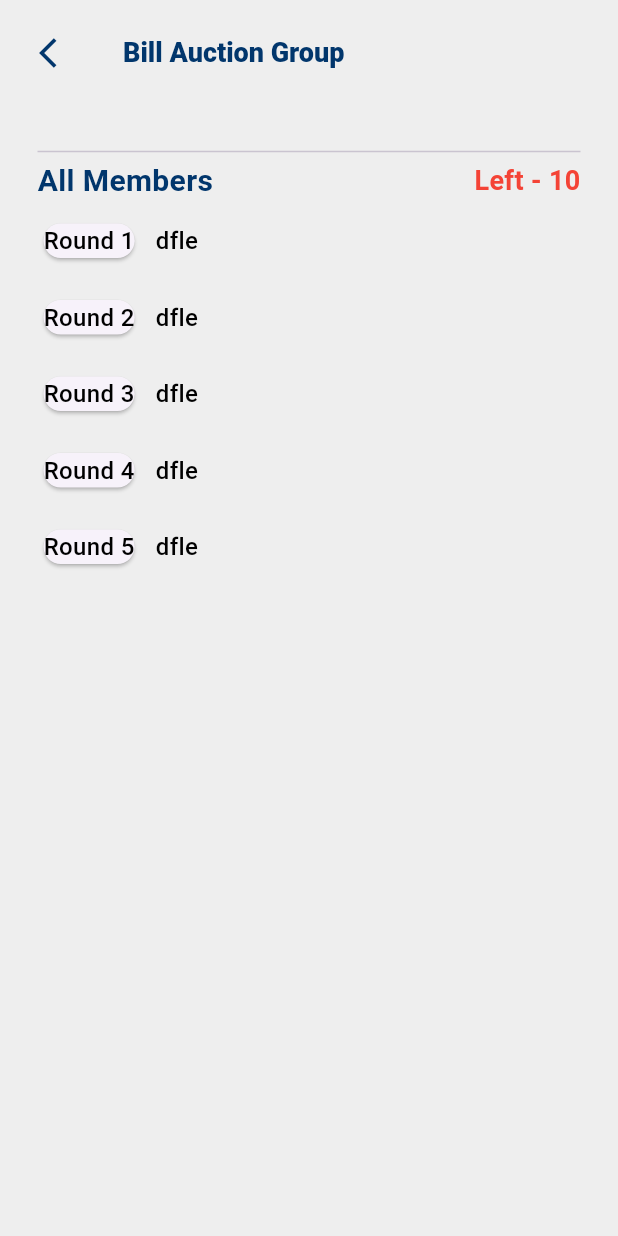
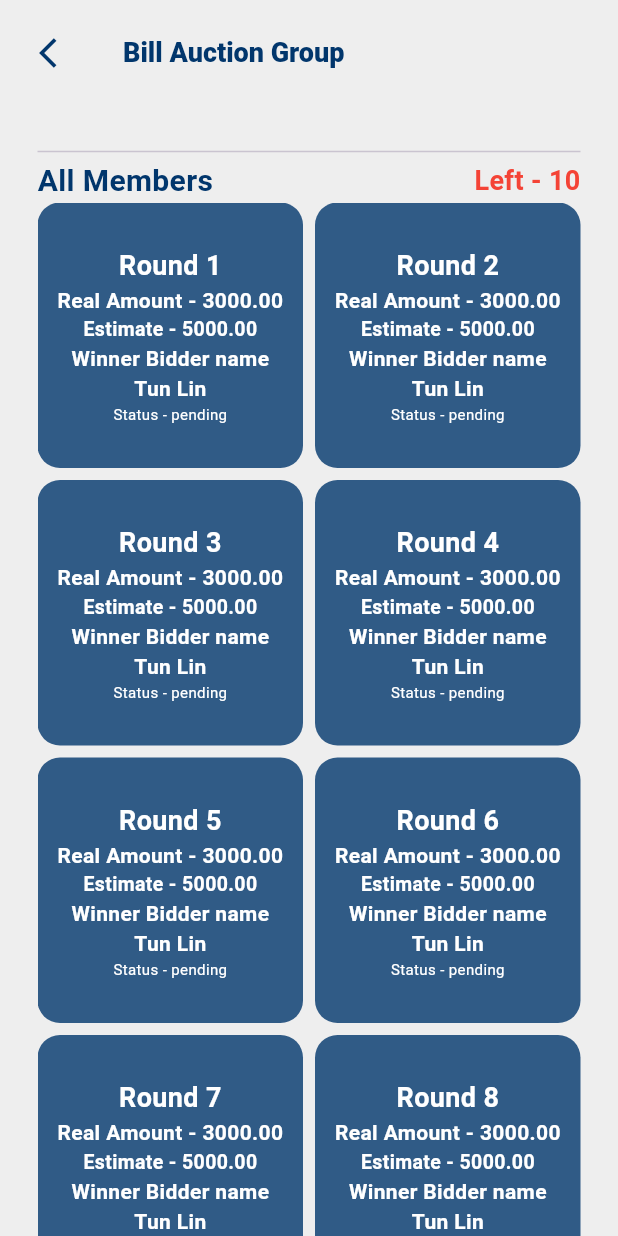
Before and after one commit to NathanMyanmar2023/mobile_fintech_nathan, a Flutter app: the BillAuctionJoinedScreen screen opened directly with empty values, on a phone screen of 412 x 824 dp. Run offline on Flutter 3.47's test engine with Material 3 defaults, Android fonts, the phone set to English and light mode, and no system bars; our stand-ins replace cached_network_image, country_code_picker, dio, flutter_spinkit, flutter_svg, fluttericon and 11 more; missing offline and left inert: flag, flutter_app_version_checker, flutter_launcher_icons, flutter_mdetect, rabbit_converter; accounts and stored records are empty; generated files the repository leaves out were written again; network calls fail.

Commit message:
making ui of round for auction

```diff
--- /dev/null
+++ b/lib/bloc/money_market/auction_round_bloc.dart
@@ -0,0 +1,22 @@
+import 'package:nathan_app/helpers/base_network.dart';
+import 'package:nathan_app/helpers/response_ob.dart';
+import 'package:nathan_app/objects/deposit/payment_method_ob.dart';
+import 'package:nathan_app/models/utils/app_constants.dart';
+import 'package:rxdart/subjects.dart';
+
+class AuctionRoundBloc extends BaseNetwork {
+  PublishSubject<ResponseOb> auctionRoundController = PublishSubject();
+  Stream<ResponseOb> auctionRoundStream() => auctionRoundController.stream;
+
+  getAuctionRound(int auctionId) async {
+    getReq("$GET_AUCTION_ROUND$auctionId",
+        onDataCallBack: (ResponseOb resp) {
+          if (resp.success == true) {
+            resp.data = PaymentMethodOb.fromJson(resp.data);
+          }
+          auctionRoundController.sink.add(resp);
+        }, errorCallBack: (ResponseOb resp) {
+          auctionRoundController.sink.add(resp);
+        });
+  }
+}
--- a/lib/config/config.dart
+++ b/lib/config/config.dart
@@ -4,7 +4,7 @@ class Config {
   static const httpRequestTimeout = 15;
 
   /// Production
-  static const releaseVersion = "1.0.4";
+  static const releaseVersion = "1.0.5";
  //  static const String productionUrl = "https://nathanfintech.com/";
 
   /// uat testing
--- a/lib/models/utils/app_constants.dart
+++ b/lib/models/utils/app_constants.dart
@@ -74,6 +74,7 @@ const GET_BILL_AUCTION = "${API_URL}bill-auction-market";
 const GET_AUCTION_RULE = "${API_URL}bill-auction-market/insterest-user";
 const GET_AUCTION_DETAIL = "${API_URL}bill-auction-market/detail/";
 const REQUEST_LEAVE_AUCTION = "${API_URL}bill-auction-market/leave-user/";
+const GET_AUCTION_ROUND = "${API_URL}bill-auction-market/round-list/";
 
 //Ecommerce
 const GET_PRODUCTS = "${API_URL}products";
--- /dev/null
+++ b/lib/objects/money_market/auction_round_ob.dart
@@ -0,0 +1,79 @@
+
+class AuctionRoundOb {
+  AuctionRoundOb({
+      this.data,});
+
+  AuctionRoundOb.fromJson(dynamic json) {
+    if (json['data'] != null) {
+      data = [];
+      json['data'].forEach((v) {
+        data?.add(Data.fromJson(v));
+      });
+    }
+  }
+  List<Data>? data;
+
+  Map<String, dynamic> toJson() {
+    final map = <String, dynamic>{};
+    if (data != null) {
+      map['data'] = data?.map((v) => v.toJson()).toList();
+    }
+    return map;
+  }
+}
+class Data {
+  Data({
+    this.id,
+    this.roundNumber,
+    this.userId,
+    this.auctionId,
+    this.baseAmount,
+    this.realAmount,
+    this.monthPosition,
+    this.monthFinished,
+    this.isDone,
+    this.currentTime,
+    this.createdAt,});
+
+  Data.fromJson(dynamic json) {
+    id = json['id'];
+    roundNumber = json['roundNumber'];
+    userId = json['user_id'];
+    auctionId = json['auction_id'];
+    baseAmount = json['base_amount'];
+    realAmount = json['real_amount'];
+    monthPosition = json['month_position'];
+    monthFinished = json['monthFinished'];
+    isDone = json['is_done'];
+    currentTime = json['currentTime'];
+    createdAt = json['created_at'];
+  }
+  int? id;
+  String? roundNumber;
+  int? userId;
+  int? auctionId;
+  int? baseAmount;
+  int? realAmount;
+  int? monthPosition;
+  String? monthFinished;
+  int? isDone;
+  String? currentTime;
+  String? createdAt;
+
+  Map<String, dynamic> toJson() {
+    final map = <String, dynamic>{};
+    map['id'] = id;
+    map['roundNumber'] = roundNumber;
+    map['user_id'] = userId;
+    map['auction_id'] = auctionId;
+    map['base_amount'] = baseAmount;
+    map['real_amount'] = realAmount;
+    map['month_position'] = monthPosition;
+    map['monthFinished'] = monthFinished;
+    map['is_done'] = isDone;
+    map['currentTime'] = currentTime;
+    map['created_at'] = createdAt;
+    return map;
+  }
+
+}
--- a/lib/views/pages/home_page.dart
+++ b/lib/views/pages/home_page.dart
@@ -13,6 +13,7 @@ import 'package:nathan_app/views/screens/exchange/exchange_screen.dart';
 import 'package:nathan_app/views/screens/investment/select_investment_screen.dart';
 import 'package:nathan_app/views/screens/kyc/kyc_screen.dart';
 import 'package:nathan_app/views/screens/main_screen.dart';
+import 'package:nathan_app/views/screens/money_market/test_money_screen.dart';
 import 'package:nathan_app/views/screens/transfer/transfer_screen.dart';
 import 'package:nathan_app/views/screens/welcome_screen.dart';
 import 'package:nathan_app/views/widgets/main_menu_button_widget.dart';
--- a/lib/views/screens/money_market/auction_round/auction_round_view.dart
+++ b/lib/views/screens/money_market/auction_round/auction_round_view.dart
@@ -1,11 +1,17 @@
 import 'package:flutter/material.dart';
+import 'package:flutter_spinkit/flutter_spinkit.dart';
+import 'package:nathan_app/objects/money_market/Auction_round_ob.dart';
+import 'package:nathan_app/views/screens/money_market/auction_round/round_detail_screen.dart';
 
+import '../../../../bloc/money_market/auction_round_bloc.dart';
+import '../../../../helpers/response_ob.dart';
 import '../../../../resources/colors.dart';
 import '../../../../widgets/nathan_text_view.dart';
 
 
 class AuctionRoundView extends StatefulWidget {
-  const AuctionRoundView({Key? key}) : super(key: key);
+  final int autionId;
+  const AuctionRoundView({Key? key, required this.autionId}) : super(key: key);
 
   @override
   State<AuctionRoundView> createState() => _AuctionRoundViewState();
@@ -13,41 +19,98 @@ class AuctionRoundView extends StatefulWidget {
 
 class _AuctionRoundViewState extends State<AuctionRoundView> {
   final scroll_controller = ScrollController();
+  bool isLoading = true;
+
+
+  final _auctionRound_bloc = AuctionRoundBloc();
+  late Stream<ResponseOb> _auctionRound_stream;
+
+  //payment metnod list
+  List auctionRoundList = [];
+  @override
+  void initState() {
+    // TODO: implement initState
+    super.initState();
+
+    _auctionRound_stream = _auctionRound_bloc.auctionRoundStream();
+    _auctionRound_stream.listen((ResponseOb resp) {
+      if (resp.success) {
+        auctionRoundList = (resp.data as AuctionRoundOb).data ?? [];
+        print("auctionRoundList ${auctionRoundList.length}");
+      } else {
+        print("error");
+      }
+      setState(() {
+        isLoading = false;
+      });
+    });
+  //  _auctionRound_bloc.getAuctionRound(widget.autionId);
+  }
+
   @override
   Widget build(BuildContext context) {
-    return Wrap(
-      children: [
-        ListView.builder(
-          controller: scroll_controller,
-          itemCount: 5,
-          shrinkWrap: true,
-          itemBuilder: (BuildContext context, index) {
-            return Padding(
-              padding: const EdgeInsets.symmetric(vertical: 10),
-              child: Row(
-                crossAxisAlignment: CrossAxisAlignment.center,
-                mainAxisAlignment: MainAxisAlignment.spaceBetween,
-                children: [
-                  Expanded(
-                    child: Row(
-                      crossAxisAlignment: CrossAxisAlignment.center,
-                      mainAxisAlignment: MainAxisAlignment.start,
+
+    return
+      Expanded(
+        child: GridView.builder(
+          gridDelegate:  SliverGridDelegateWithFixedCrossAxisCount(
+            childAspectRatio: MediaQuery.of(context).size.width /
+                (MediaQuery.of(context).size.height / 2),
+            crossAxisCount: 2, // number of items in each row
+            mainAxisSpacing: 8.0, // spacing between rows
+            crossAxisSpacing: 8.0, // spacing between columns
+          ),
+          padding: EdgeInsets.zero, // padding around the grid
+          itemCount: 10, // total number of items
+          itemBuilder: (context, index) {
+            return InkWell(
+              onTap: (){
+                Navigator.push(context, MaterialPageRoute(builder: (co) => RoundDetailScreen(roundId: index+1,)));
+              },
+              child: Container(
+                decoration: BoxDecoration(
+                  color: colorPrimary.withOpacity(0.8),
+                  borderRadius: BorderRadius.circular(15),
+                ),
+                child: Column(
+                  crossAxisAlignment: CrossAxisAlignment.center,
+                  mainAxisAlignment: MainAxisAlignment.center,
+                  children: [
+                    Text(
+                      "Round ${index+1}",
+                      style: TextStyle(fontSize: 18.0, color: Colors.white, fontWeight: FontWeight.w600),
+                    ),
+                    Text(
+                      "Real Amount - 3000.00",
+                      style: TextStyle(fontSize: 14.0, color: Colors.white, fontWeight: FontWeight.w600),
+                    ),
+                    Text(
+                      "Estimate - 5000.00",
+                      style: TextStyle(fontSize: 13.0, color: Colors.white,fontWeight: FontWeight.w600),
+                    ),
+                    Column(
                       children: [
-                        Card(
-                         // backgroundColor: colorPrimary.withOpacity(0.8),
-                          child:  NathanTextView(text:"Round ${index+1}"),
+                        Text(
+                          "Winner Bidder name",
+                          style: TextStyle(fontSize: 14.0, color: Colors.white,fontWeight: FontWeight.w600),
                         ),
-                        const SizedBox(width: 10,),
-                        Expanded(child: NathanTextView(text: "dfle",)),
+                        Text(
+                          "Tun Lin",
+                          style: TextStyle(fontSize: 14.0, color: Colors.white,fontWeight: FontWeight.w600),
+                        ),
                       ],
                     ),
-                  ),
-                ],
+                    Text(
+                      "Status - pending",
+                      style: TextStyle(fontSize: 10.0, color: Colors.white),
+                    ),
+                  ],
+                )
               ),
             );
           },
         ),
-      ],
-    );
+      );
+
   }
 }
--- a/lib/views/screens/money_market/bill_auction_joined_screen.dart
+++ b/lib/views/screens/money_market/bill_auction_joined_screen.dart
@@ -1,4 +1,6 @@
+import 'package:flutter/cupertino.dart';
 import 'package:flutter/material.dart';
+import 'package:flutter/widgets.dart';
 import 'package:flutter_spinkit/flutter_spinkit.dart';
 import 'package:nathan_app/bloc/money_market/auction_detail_bloc.dart';
 import 'package:nathan_app/bloc/money_market/auction_leave_bloc.dart';
@@ -17,6 +19,7 @@ import '../../../widgets/app_bar_title_view.dart';
 import '../../../widgets/long_button_view.dart';
 import '../../../widgets/nathan_text_view.dart';
 import 'agree_selection_view.dart';
+import 'all_member_view.dart';
 import 'auction_round/auction_round_view.dart';
 import 'money_market_screen.dart';
 
@@ -211,9 +214,7 @@ int? userId = 0;
               padding: const EdgeInsets.symmetric(horizontal: 25),
               child: Column(
                 children: [
-                  Expanded(
-                    child: SingleChildScrollView(
-                      child: Column(
+                  Column(
                     crossAxisAlignment: CrossAxisAlignment.start,
                     children: [
                       Row(
@@ -253,7 +254,9 @@ int? userId = 0;
                         ),
                       ) : const SizedBox(),
                       const Divider(height: 10,),
-                            Row(
+                      Padding(
+                        padding: EdgeInsets.symmetric(vertical: leftUser > 0 ? 0 : 10),
+                        child: Row(
                           crossAxisAlignment: CrossAxisAlignment.center,
                           mainAxisAlignment: MainAxisAlignment.spaceBetween,
                           children: [
@@ -267,12 +270,21 @@ int? userId = 0;
                               fontWeight: FontWeight.w600,
                               color: Colors.red,
                               fontSize: 18,
-                               ) : const SizedBox(),
+                            ) : textButtonView(
+                              width: 50,
+                              text: "View",
+                              size: 14,
+                              borderRadius: BorderRadius.circular(10),
+                              backgroundColor: colorSeconary.withOpacity(0.3),
+                              textColor: colorPrimary,
+                              onTap: () => Navigator.push(context, MaterialPageRoute(builder: (co)=> AllMemberView(auctionId: widget.auctionId,))),
+                            ),
                           ],
+                        ),
                       ),
                       ListView.builder(
                         controller: scroll_controller,
-                            itemCount: billAuctionUserLists.length,
+                        itemCount: leftUser > 0 ? billAuctionUserLists.length : 0,
                         shrinkWrap: true,
                         itemBuilder: (BuildContext context, index) {
                           return Padding(
@@ -392,12 +404,10 @@ int? userId = 0;
                           );
                         },
                       ),
-                          // get round
-                          const AuctionRoundView(),
                     ],
                   ),
-                    ),
-                  ),
+                  // get round
+                  AuctionRoundView(autionId: widget.auctionId,),
                   limitCount == existingUsers ? const SizedBox() :
                   Padding(
                     padding: const EdgeInsets.symmetric(vertical: 20),
--- a/pubspec.yaml
+++ b/pubspec.yaml
@@ -1,7 +1,7 @@
 name: nathan_app
 description: A new Flutter project.
 
-version: 1.0.4+9
+version: 1.0.5+10
 
 environment:
   sdk: '>=2.19.2 <3.10.6'
```
Also changed, not shown: lib/pages/product_detail_page.dart (+4 -4 lines), lib/views/screens/money_market/all_member_view.dart (added, +164 -0 lines), lib/views/screens/money_market/auction_round/round_detail_screen.dart (added, +41 -0 lines), lib/views/screens/money_market/test_money_screen.dart (added, +84 -0 lines), 1 other file. Lines whose indentation alone changed are shown as unchanged.
